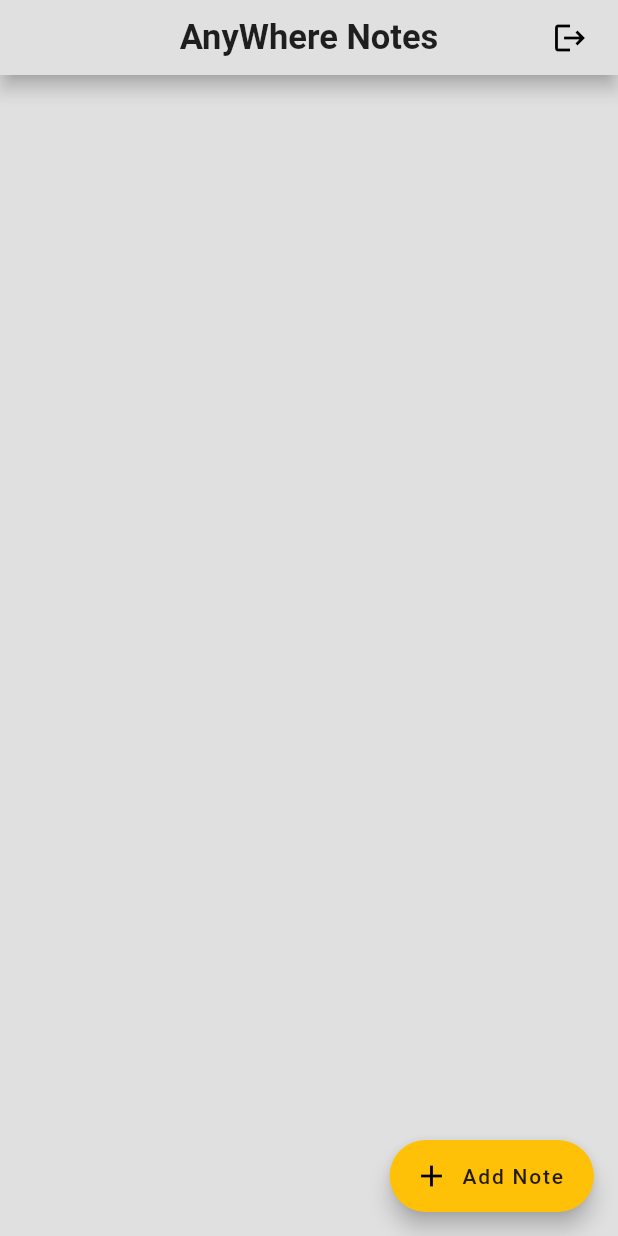
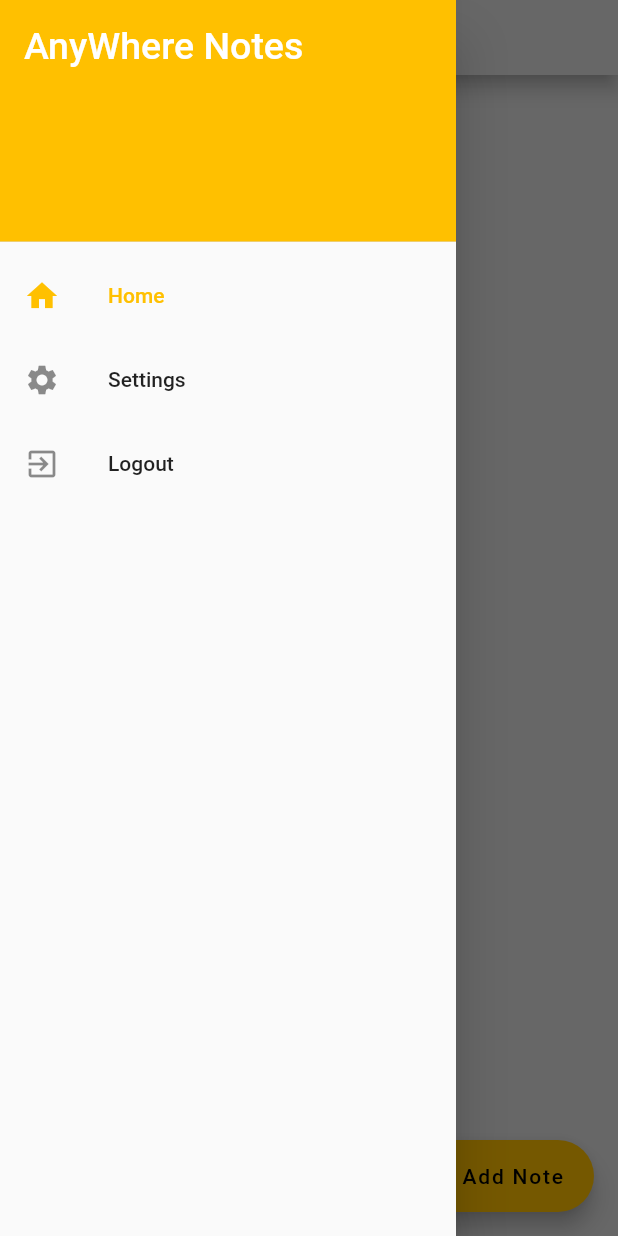
Before and after one commit to Remrem1645/AnywhereNotes, a Flutter app: the screen it shows once a user with an empty profile is signed in, with the side drawer open (before the commit the screen has no drawer), on a phone screen of 412 x 824 dp. Run offline on Flutter 3.47's test engine with Material 2 defaults, Android fonts, the phone set to English and light mode, and no system bars; our stand-ins replace cloud_firestore, firebase_auth, firebase_core, google_fonts, settings_ui; accounts and stored records are empty; network calls fail.

Commit message:
added side bar, working on settings

```diff
--- a/lib/screens/home_screen.dart
+++ b/lib/screens/home_screen.dart
@@ -3,8 +3,8 @@ import 'package:firebase_auth/firebase_auth.dart';
 import 'package:firebaseflutternote/screens/note_creator_screen.dart';
 import 'package:firebaseflutternote/screens/note_reader_screen.dart';
 import 'package:firebaseflutternote/style/app_style.dart';
-import 'package:firebaseflutternote/widgets/alert_dialog.dart';
 import 'package:firebaseflutternote/widgets/note_card.dart';
+import 'package:firebaseflutternote/widgets/side_bar_menu.dart';
 import 'package:flutter/material.dart';
 import 'package:google_fonts/google_fonts.dart';
 
@@ -23,38 +23,32 @@ class _HomeScreenState extends State<HomeScreen> {
     return uid;
   }
 
+  var currentScreen = "Home_Screen";
+
+
   @override
   Widget build(BuildContext context) {
     return Scaffold(
       backgroundColor: AppStyle.mainColor,
 
+      drawer: NavDrawer( currScreen: currentScreen,),
+
       //Title and logout
       appBar: PreferredSize(
         preferredSize: const Size.fromHeight(50.0),
         child: AppBar(
+          iconTheme: IconThemeData(color: AppStyle.textColor),
           elevation: 5.0,
-          title: const Text(
-            "AnyWhere Notes",
+          title: Text(
+            "Notes",
             style: TextStyle(
-              color: Colors.black87,
+              color: AppStyle.textColor,
               fontSize: 23,
               fontWeight: FontWeight.bold,
             ),
           ),
           centerTitle: true,
           backgroundColor: AppStyle.mainColor,
-          actions: [
-            Padding(
-              padding: const EdgeInsets.only(right: 20.0),
-              child: GestureDetector(
-                onTap: () {showAlertDialog(context);},
-                child: const Icon(
-                  Icons.logout,
-                  color: Colors.black,
-                ),
-              ),
-            ),
-          ],
         ),
       ),
 
@@ -90,7 +84,7 @@ class _HomeScreenState extends State<HomeScreen> {
                       }, note) ).toList(),
                     );
                   }
-                  return Text("There is nothing yet...", style: GoogleFonts.nunito(color: Colors.black87) ,);
+                  return Text("There is nothing yet...", style: GoogleFonts.nunito(color: AppStyle.textColor) ,);
                 },
               ),
             ),
@@ -104,17 +98,17 @@ class _HomeScreenState extends State<HomeScreen> {
           Navigator.push(context,
             MaterialPageRoute(builder: (context) => const NoteCreatorScreen()));
         },
-        label: const Text(
+        label: Text(
           "Add Note",
           style: TextStyle (
-            color: Color.fromARGB(221, 0, 0, 0),
+            color: AppStyle.textColor,
           ),
         ),
-        icon: const Icon(
+        icon: Icon(
           Icons.add,
-          color: Colors.black,
+          color: AppStyle.textColor,
           ),
-        backgroundColor: Colors.amber,
+        backgroundColor: AppStyle.accentColor,
       ),
     );
   }
--- a/lib/screens/login_screen.dart
+++ b/lib/screens/login_screen.dart
@@ -112,7 +112,7 @@ class _LoginPageState extends State<LoginPage> {
                   child: Container(
                     padding: const EdgeInsets.all(15),
                     decoration: BoxDecoration(
-                      color: Colors.amber[400],
+                      color: AppStyle.accentColor,
                       borderRadius: BorderRadius.circular(12),
                     ),
                     child: const Center(
--- a/lib/style/app_style.dart
+++ b/lib/style/app_style.dart
@@ -6,6 +6,7 @@ class AppStyle{
   static Color mainColor =  const Color(0xFFE0E0E0);
   static Color accentColor =  const Color(0xFFFFC000);
   static Color bgColor =  const Color(0xFFe2e2ff);
+  static Color textColor = const Color.fromARGB(255, 0, 0, 0);
 
   //Cards
   static List<Color> cardsColor = [
--- a/lib/widgets/alert_dialog.dart
+++ b/lib/widgets/alert_dialog.dart
@@ -1,4 +1,6 @@
 import 'package:firebase_auth/firebase_auth.dart';
+import 'package:firebaseflutternote/screens/login_screen.dart';
+import 'package:firebaseflutternote/screens/main_screen.dart';
 import 'package:flutter/material.dart';
 
 showAlertDialog(BuildContext context) {
@@ -18,7 +20,7 @@ showAlertDialog(BuildContext context) {
     ),
     onPressed:  () {
       FirebaseAuth.instance.signOut();
-      Navigator.of(context).pop();
+      Navigator.pushReplacement(context, MaterialPageRoute(builder: (context) => const MainPage()));
     },
   );
 
--- /dev/null
+++ b/lib/widgets/side_bar_menu.dart
@@ -0,0 +1,56 @@
+import 'package:firebaseflutternote/screens/home_screen.dart';
+import 'package:firebaseflutternote/screens/setting_sreen.dart';
+import 'package:firebaseflutternote/style/app_style.dart';
+import 'package:firebaseflutternote/widgets/alert_dialog.dart';
+import 'package:flutter/material.dart';
+
+// ignore: use_key_in_widget_constructors
+class NavDrawer extends StatelessWidget{
+
+  final String currScreen;
+  const NavDrawer({Key? key, required this.currScreen}) : super(key: key);
+
+  @override
+  Widget build(BuildContext context){
+    return
+    Drawer(
+      child: ListView(
+        padding: EdgeInsets.zero,
+        children: <Widget>[
+          DrawerHeader(
+            // ignore: sort_child_properties_last
+            child: const Text(
+              'AnyWhere Notes',
+              style: TextStyle(color: Colors.white, fontSize: 25),
+            ),
+            decoration: BoxDecoration(
+                color: AppStyle.accentColor,
+            ),
+          ),
+
+          ListTile(
+            leading: const Icon(Icons.home),
+            title: const Text('Home'),
+            onTap: () => {Navigator.pushReplacement(context, MaterialPageRoute(builder: (context) => const HomeScreen())) },
+            selected: (currScreen == "Home_Screen") ? true : false,
+            selectedColor: AppStyle.accentColor,
+          ),
+
+          ListTile(
+            leading: const Icon(Icons.settings),
+            title: const Text('Settings'),
+            onTap: () => {Navigator.push(context, MaterialPageRoute(builder: (context) => const SettingScreen())) },
+            selected: (currScreen == "Setting_Screen") ? true : false,
+            selectedColor: AppStyle.accentColor,
+          ),
+
+          ListTile(
+            leading: const Icon(Icons.exit_to_app),
+            title: const Text('Logout'),
+            onTap: () => {showAlertDialog(context)},
+          ),
+        ],
+      ),
+    );
+  }
+}
--- a/pubspec.yaml
+++ b/pubspec.yaml
@@ -38,6 +38,7 @@ dependencies:
   cloud_firestore: ^3.3.0
   google_fonts: ^3.0.1
   firebase_auth: ^3.4.2
+  settings_ui: ^2.0.2
 
 dev_dependencies:
   flutter_test:
```
Also changed, not shown: lib/screens/note_creator_screen.dart (+4 -4 lines), lib/screens/note_reader_screen.dart (+6 -6 lines), lib/screens/setting_sreen.dart (added, +65 -0 lines), pubspec.lock.
